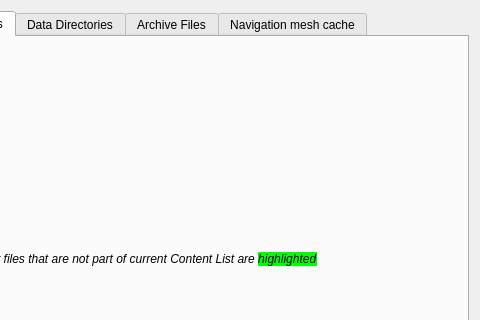
The window that files/ui/datafilespage.ui (sunhawken/openmw) describes before a commit, drawn with Qt 5; both pictures show x 91 to 571 and y 0 to 320 of the 571 by 413 pixel window.
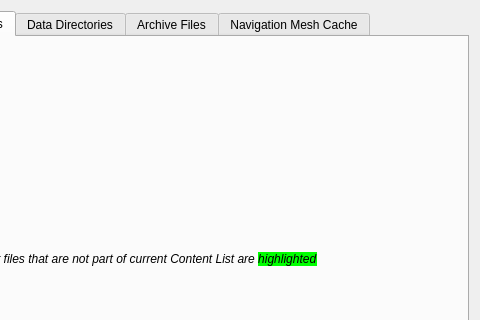
The same window after the commit. Icons and pictures are not drawn. Custom widgets are drawn as their Qt base class.

Commit message: Launcher: Properly capitalize navmesh cache tab name

Patch:
```diff
--- a/files/ui/datafilespage.ui
+++ b/files/ui/datafilespage.ui
@@ -156,7 +156,7 @@
      </widget>
      <widget class="QWidget" name="tab_2">
       <attribute name="title">
-       <string>Navigation mesh cache</string>
+       <string>Navigation Mesh Cache</string>
       </attribute>
       <layout class="QVBoxLayout" name="verticalLayout_3">
        <item>
```
